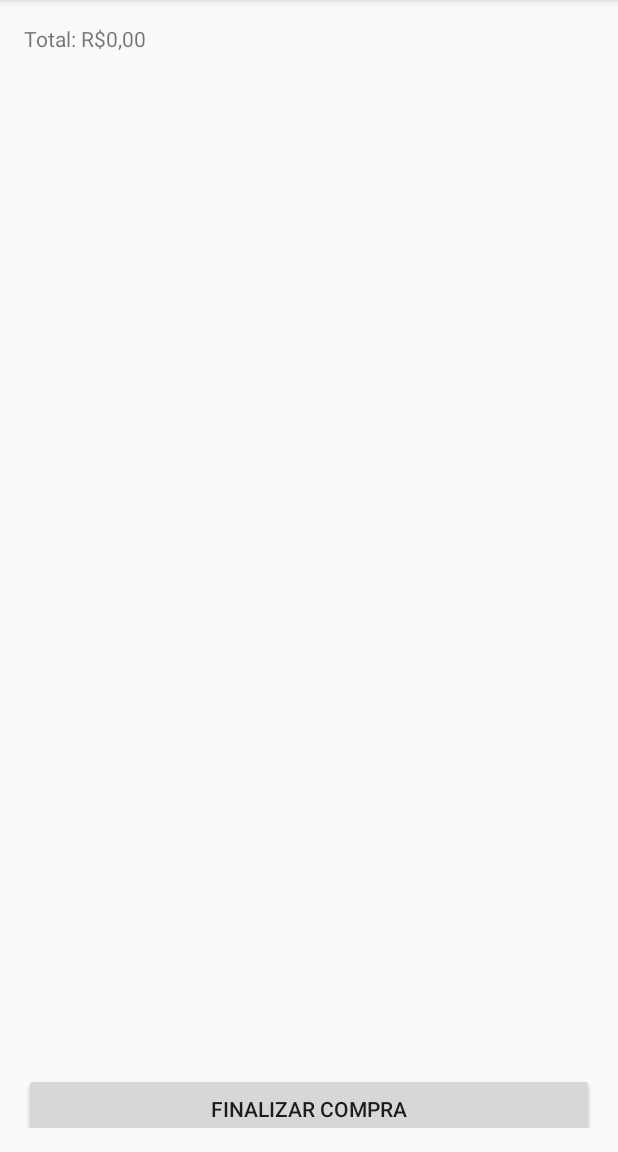
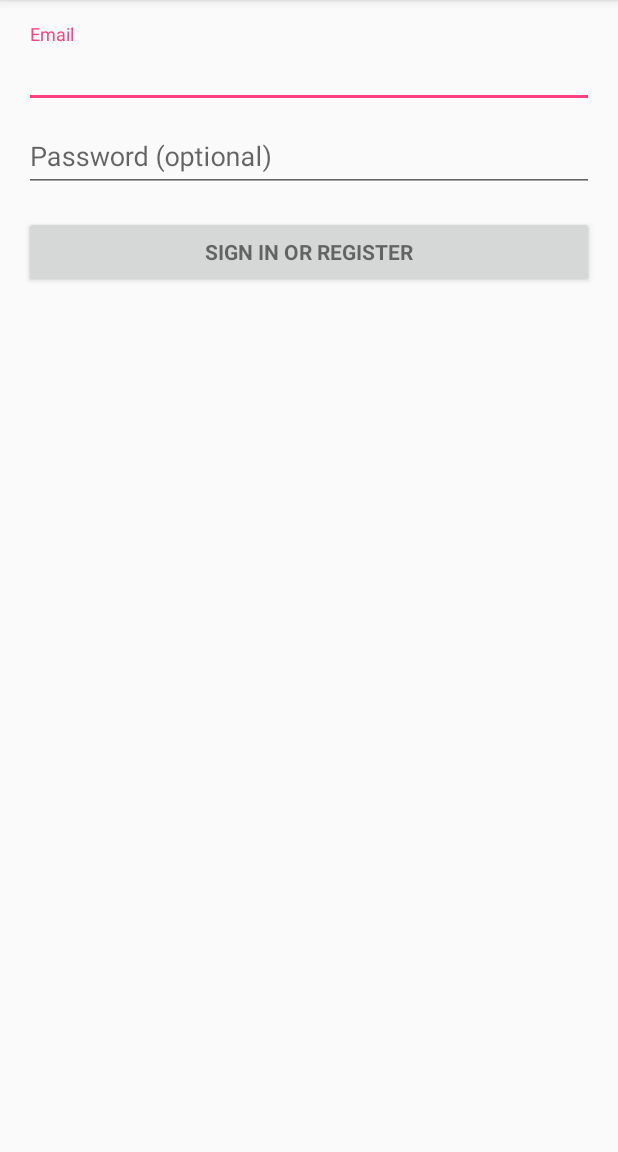
Before and after one commit to lucasrrt/Lista-de-Compras, an Android app: the screen it shows after launch (MainActivity before the commit, LoginActivity after it), on a phone screen of 412 x 824 dp, the part 84-1236 px from its top. Run offline under Robolectric (Android 15) with nearby library versions, the phone set to English and light mode, and no system bars; 2 statements that could not run were skipped.

Commit message:
acrivities created

```diff
--- a/AndroidApp/app/build.gradle
+++ b/AndroidApp/app/build.gradle
@@ -12,7 +12,8 @@ android {
         testInstrumentationRunner "android.support.test.runner.AndroidJUnitRunner"
         jackOptions {
             enabled true
-        }    }
+        }
+    }
     buildTypes {
         release {
             minifyEnabled false
@@ -32,5 +33,6 @@ dependencies {
         exclude group: 'com.android.support', module: 'support-annotations'
     })
     compile 'com.android.support:appcompat-v7:23.4.0'
+    compile 'com.android.support:design:23.4.0'
     testCompile 'junit:junit:4.12'
 }
--- a/AndroidApp/app/src/main/java/io/github/lucasrrt/listadecompra/MainActivity.java
+++ b/AndroidApp/app/src/main/java/io/github/lucasrrt/listadecompra/CompraActivity.java
@@ -14,7 +14,7 @@ import org.json.JSONObject;
 
 import java.util.ArrayList;
 
-public class MainActivity extends AppCompatActivity {
+public class CompraActivity extends AppCompatActivity {
     private ArrayList<JSONObject> shopCart;
 
     @Override
@@ -23,7 +23,7 @@ public class MainActivity extends AppCompatActivity {
 
         shopCart = new ArrayList<JSONObject>();
 
-        setContentView(R.layout.activity_main);
+        setContentView(R.layout.activity_compra);
 
         ListView view = (ListView) findViewById(R.id.output);
 
@@ -35,7 +35,7 @@ public class MainActivity extends AppCompatActivity {
                     stringArray[t] = array.getJSONObject(t).getString("nome");
                 }
                 view.setAdapter(new ArrayAdapter<String>(this,android.R.layout.simple_list_item_1, android.R.id.text1, stringArray));
-                MainActivity activity = this;
+                CompraActivity activity = this;
                 view.setOnItemClickListener(new AdapterView.OnItemClickListener() {
                     @Override
                     public void onItemClick(AdapterView<?> parent, View view, int position, long id) {
@@ -49,7 +49,7 @@ public class MainActivity extends AppCompatActivity {
                 });
             }catch (JSONException e){ }
         };
-        AJAXCall.http("GET","http://192.168.0.21:4567/produtos",null,callback);
+        AJAXCall.get("http://192.168.0.21:4567/produtos",null,callback);
     }
 
 
--- /dev/null
+++ b/AndroidApp/app/src/main/java/io/github/lucasrrt/listadecompra/LoginActivity.java
@@ -0,0 +1,349 @@
+package io.github.lucasrrt.listadecompra;
+
+import android.animation.Animator;
+import android.animation.AnimatorListenerAdapter;
+import android.annotation.TargetApi;
+import android.content.pm.PackageManager;
+import android.support.annotation.NonNull;
+import android.support.design.widget.Snackbar;
+import android.support.v7.app.AppCompatActivity;
+import android.app.LoaderManager.LoaderCallbacks;
+
+import android.content.CursorLoader;
+import android.content.Loader;
+import android.database.Cursor;
+import android.net.Uri;
+import android.os.AsyncTask;
+
+import android.os.Build;
+import android.os.Bundle;
+import android.provider.ContactsContract;
+import android.text.TextUtils;
+import android.view.KeyEvent;
+import android.view.View;
+import android.view.View.OnClickListener;
+import android.view.inputmethod.EditorInfo;
+import android.widget.ArrayAdapter;
+import android.widget.AutoCompleteTextView;
+import android.widget.Button;
+import android.widget.EditText;
+import android.widget.TextView;
+
+import java.util.ArrayList;
+import java.util.List;
+
+import static android.Manifest.permission.READ_CONTACTS;
+
+/**
+ * A login screen that offers login via email/password.
+ */
+public class LoginActivity extends AppCompatActivity implements LoaderCallbacks<Cursor> {
+
+    /**
+     * Id to identity READ_CONTACTS permission request.
+     */
+    private static final int REQUEST_READ_CONTACTS = 0;
+
+    /**
+     * A dummy authentication store containing known user names and passwords.
+     * TODO: remove after connecting to a real authentication system.
+     */
+    private static final String[] DUMMY_CREDENTIALS = new String[]{
+            "foo@example.com:hello", "bar@example.com:world"
+    };
+    /**
+     * Keep track of the login task to ensure we can cancel it if requested.
+     */
+    private UserLoginTask mAuthTask = null;
+
+    // UI references.
+    private AutoCompleteTextView mEmailView;
+    private EditText mPasswordView;
+    private View mProgressView;
+    private View mLoginFormView;
+
+    @Override
+    protected void onCreate(Bundle savedInstanceState) {
+        super.onCreate(savedInstanceState);
+        setContentView(R.layout.activity_login);
+        // Set up the login form.
+        mEmailView = (AutoCompleteTextView) findViewById(R.id.email);
+        populateAutoComplete();
+
+        mPasswordView = (EditText) findViewById(R.id.password);
+        mPasswordView.setOnEditorActionListener(new TextView.OnEditorActionListener() {
+            @Override
+            public boolean onEditorAction(TextView textView, int id, KeyEvent keyEvent) {
+                if (id == R.id.login || id == EditorInfo.IME_NULL) {
+                    attemptLogin();
+                    return true;
+                }
+                return false;
+            }
+        });
+
+        Button mEmailSignInButton = (Button) findViewById(R.id.email_sign_in_button);
+        mEmailSignInButton.setOnClickListener(new OnClickListener() {
+            @Override
+            public void onClick(View view) {
+                attemptLogin();
+            }
+        });
+
+        mLoginFormView = findViewById(R.id.login_form);
+        mProgressView = findViewById(R.id.login_progress);
+    }
+
+    private void populateAutoComplete() {
+        if (!mayRequestContacts()) {
+            return;
+        }
+
+        getLoaderManager().initLoader(0, null, this);
+    }
+
+    private boolean mayRequestContacts() {
+        if (Build.VERSION.SDK_INT < Build.VERSION_CODES.M) {
+            return true;
+        }
+        if (checkSelfPermission(READ_CONTACTS) == PackageManager.PERMISSION_GRANTED) {
+            return true;
+        }
+        if (shouldShowRequestPermissionRationale(READ_CONTACTS)) {
+            Snackbar.make(mEmailView, R.string.permission_rationale, Snackbar.LENGTH_INDEFINITE)
+                    .setAction(android.R.string.ok, new View.OnClickListener() {
+                        @Override
+                        @TargetApi(Build.VERSION_CODES.M)
+                        public void onClick(View v) {
+                            requestPermissions(new String[]{READ_CONTACTS}, REQUEST_READ_CONTACTS);
+                        }
+                    });
+        } else {
+            requestPermissions(new String[]{READ_CONTACTS}, REQUEST_READ_CONTACTS);
+        }
+        return false;
+    }
+
+    /**
+     * Callback received when a permissions request has been completed.
+     */
+    @Override
+    public void onRequestPermissionsResult(int requestCode, @NonNull String[] permissions,
+                                           @NonNull int[] grantResults) {
+        if (requestCode == REQUEST_READ_CONTACTS) {
+            if (grantResults.length == 1 && grantResults[0] == PackageManager.PERMISSION_GRANTED) {
+                populateAutoComplete();
+            }
+        }
+    }
+
+
+    /**
+     * Attempts to sign in or register the account specified by the login form.
+     * If there are form errors (invalid email, missing fields, etc.), the
+     * errors are presented and no actual login attempt is made.
+     */
+    private void attemptLogin() {
+        if (mAuthTask != null) {
+            return;
+        }
+
+        // Reset errors.
+        mEmailView.setError(null);
+        mPasswordView.setError(null);
+
+        // Store values at the time of the login attempt.
+        String email = mEmailView.getText().toString();
+        String password = mPasswordView.getText().toString();
+
+        boolean cancel = false;
+        View focusView = null;
+
+        // Check for a valid password, if the user entered one.
+        if (!TextUtils.isEmpty(password) && !isPasswordValid(password)) {
+            mPasswordView.setError(getString(R.string.error_invalid_password));
+            focusView = mPasswordView;
+            cancel = true;
+        }
+
+        // Check for a valid email address.
+        if (TextUtils.isEmpty(email)) {
+            mEmailView.setError(getString(R.string.error_field_required));
+            focusView = mEmailView;
+            cancel = true;
+        } else if (!isEmailValid(email)) {
+            mEmailView.setError(getString(R.string.error_invalid_email));
+            focusView = mEmailView;
+            cancel = true;
+        }
+
+        if (cancel) {
+            // There was an error; don't attempt login and focus the first
+            // form field with an error.
+            focusView.requestFocus();
+        } else {
+            // Show a progress spinner, and kick off a background task to
+            // perform the user login attempt.
+            showProgress(true);
+            mAuthTask = new UserLoginTask(email, password);
+            mAuthTask.execute((Void) null);
+        }
+    }
+
+    private boolean isEmailValid(String email) {
+        //TODO: Replace this with your own logic
+        return email.contains("@");
+    }
+
+    private boolean isPasswordValid(String password) {
+        //TODO: Replace this with your own logic
+        return password.length() > 4;
+    }
+
+    /**
+     * Shows the progress UI and hides the login form.
+     */
+    @TargetApi(Build.VERSION_CODES.HONEYCOMB_MR2)
+    private void showProgress(final boolean show) {
+        // On Honeycomb MR2 we have the ViewPropertyAnimator APIs, which allow
+        // for very easy animations. If available, use these APIs to fade-in
+        // the progress spinner.
+        if (Build.VERSION.SDK_INT >= Build.VERSION_CODES.HONEYCOMB_MR2) {
+            int shortAnimTime = getResources().getInteger(android.R.integer.config_shortAnimTime);
+
+            mLoginFormView.setVisibility(show ? View.GONE : View.VISIBLE);
+            mLoginFormView.animate().setDuration(shortAnimTime).alpha(
+                    show ? 0 : 1).setListener(new AnimatorListenerAdapter() {
+                @Override
+                public void onAnimationEnd(Animator animation) {
+                    mLoginFormView.setVisibility(show ? View.GONE : View.VISIBLE);
+                }
+            });
+
+            mProgressView.setVisibility(show ? View.VISIBLE : View.GONE);
+            mProgressView.animate().setDuration(shortAnimTime).alpha(
+                    show ? 1 : 0).setListener(new AnimatorListenerAdapter() {
+                @Override
+                public void onAnimationEnd(Animator animation) {
+                    mProgressView.setVisibility(show ? View.VISIBLE : View.GONE);
+                }
+            });
+        } else {
+            // The ViewPropertyAnimator APIs are not available, so simply show
+            // and hide the relevant UI components.
+            mProgressView.setVisibility(show ? View.VISIBLE : View.GONE);
+            mLoginFormView.setVisibility(show ? View.GONE : View.VISIBLE);
+        }
+    }
+
+    @Override
+    public Loader<Cursor> onCreateLoader(int i, Bundle bundle) {
+        return new CursorLoader(this,
+                // Retrieve data rows for the device user's 'profile' contact.
+                Uri.withAppendedPath(ContactsContract.Profile.CONTENT_URI,
+                        ContactsContract.Contacts.Data.CONTENT_DIRECTORY), ProfileQuery.PROJECTION,
+
+                // Select only email addresses.
+                ContactsContract.Contacts.Data.MIMETYPE +
+                        " = ?", new String[]{ContactsContract.CommonDataKinds.Email
+                .CONTENT_ITEM_TYPE},
+
+                // Show primary email addresses first. Note that there won't be
+                // a primary email address if the user hasn't specified one.
+                ContactsContract.Contacts.Data.IS_PRIMARY + " DESC");
+    }
+
+    @Override
+    public void onLoadFinished(Loader<Cursor> cursorLoader, Cursor cursor) {
+        List<String> emails = new ArrayList<>();
+        cursor.moveToFirst();
+        while (!cursor.isAfterLast()) {
+            emails.add(cursor.getString(ProfileQuery.ADDRESS));
+            cursor.moveToNext();
+        }
+
+        addEmailsToAutoComplete(emails);
+    }
+
+    @Override
+    public void onLoaderReset(Loader<Cursor> cursorLoader) {
+
+    }
+
+    private void addEmailsToAutoComplete(List<String> emailAddressCollection) {
+        //Create adapter to tell the AutoCompleteTextView what to show in its dropdown list.
+        ArrayAdapter<String> adapter =
+                new ArrayAdapter<>(LoginActivity.this,
+                        android.R.layout.simple_dropdown_item_1line, emailAddressCollection);
+
+        mEmailView.setAdapter(adapter);
+    }
+
+
+    private interface ProfileQuery {
+        String[] PROJECTION = {
+                ContactsContract.CommonDataKinds.Email.ADDRESS,
+                ContactsContract.CommonDataKinds.Email.IS_PRIMARY,
+        };
+
+        int ADDRESS = 0;
+        int IS_PRIMARY = 1;
+    }
+
+    /**
+     * Represents an asynchronous login/registration task used to authenticate
+     * the user.
+     */
+    public class UserLoginTask extends AsyncTask<Void, Void, Boolean> {
+
+        private final String mEmail;
+        private final String mPassword;
+
+        UserLoginTask(String email, String password) {
+            mEmail = email;
+            mPassword = password;
+        }
+
+        @Override
+        protected Boolean doInBackground(Void... params) {
+            // TODO: attempt authentication against a network service.
+
+            try {
+                // Simulate network access.
+                Thread.sleep(2000);
+            } catch (InterruptedException e) {
+                return false;
+            }
+
+            for (String credential : DUMMY_CREDENTIALS) {
+                String[] pieces = credential.split(":");
+                if (pieces[0].equals(mEmail)) {
+                    // Account exists, return true if the password matches.
+                    return pieces[1].equals(mPassword);
+                }
+            }
+
+            // TODO: register the new account here.
+            return true;
+        }
+
+        @Override
+        protected void onPostExecute(final Boolean success) {
+            mAuthTask = null;
+            showProgress(false);
+
+            if (success) {
+                finish();
+            } else {
+                mPasswordView.setError(getString(R.string.error_incorrect_password));
+                mPasswordView.requestFocus();
+            }
+        }
+
+        @Override
+        protected void onCancelled() {
+            mAuthTask = null;
+            showProgress(false);
+        }
+    }
+}
--- a/AndroidApp/app/src/main/res/layout/activity_main.xml
+++ b/AndroidApp/app/src/main/res/layout/activity_compra.xml
@@ -9,7 +9,7 @@
     android:paddingRight="@dimen/activity_horizontal_margin"
     android:paddingTop="@dimen/activity_vertical_margin"
     android:paddingBottom="@dimen/activity_vertical_margin"
-    tools:context="io.github.lucasrrt.listadecompra.MainActivity">
+    tools:context="io.github.lucasrrt.listadecompra.CompraActivity">
 
     <LinearLayout
         android:layout_width="match_parent"
--- /dev/null
+++ b/AndroidApp/app/src/main/res/layout/activity_login.xml
@@ -0,0 +1,77 @@
+<LinearLayout xmlns:android="http://schemas.android.com/apk/res/android"
+    xmlns:tools="http://schemas.android.com/tools"
+    android:layout_width="match_parent"
+    android:layout_height="match_parent"
+    android:gravity="center_horizontal"
+    android:orientation="vertical"
+    android:paddingBottom="@dimen/activity_vertical_margin"
+    android:paddingLeft="@dimen/activity_horizontal_margin"
+    android:paddingRight="@dimen/activity_horizontal_margin"
+    android:paddingTop="@dimen/activity_vertical_margin"
+    tools:context="io.github.lucasrrt.listadecompra.LoginActivity">
+
+    <!-- Login progress -->
+    <ProgressBar
+        android:id="@+id/login_progress"
+        style="?android:attr/progressBarStyleLarge"
+        android:layout_width="wrap_content"
+        android:layout_height="wrap_content"
+        android:layout_marginBottom="8dp"
+        android:visibility="gone" />
+
+    <ScrollView
+        android:id="@+id/login_form"
+        android:layout_width="match_parent"
+        android:layout_height="match_parent">
+
+        <LinearLayout
+            android:id="@+id/email_login_form"
+            android:layout_width="match_parent"
+            android:layout_height="wrap_content"
+            android:orientation="vertical">
+
+            <android.support.design.widget.TextInputLayout
+                android:layout_width="match_parent"
+                android:layout_height="wrap_content">
+
+                <AutoCompleteTextView
+                    android:id="@+id/email"
+                    android:layout_width="match_parent"
+                    android:layout_height="wrap_content"
+                    android:hint="@string/prompt_email"
+                    android:inputType="textEmailAddress"
+                    android:maxLines="1"
+                    android:singleLine="true" />
+
+            </android.support.design.widget.TextInputLayout>
+
+            <android.support.design.widget.TextInputLayout
+                android:layout_width="match_parent"
+                android:layout_height="wrap_content">
+
+                <EditText
+                    android:id="@+id/password"
+                    android:layout_width="match_parent"
+                    android:layout_height="wrap_content"
+                    android:hint="@string/prompt_password"
+                    android:imeActionId="@+id/login"
+                    android:imeActionLabel="@string/action_sign_in_short"
+                    android:imeOptions="actionUnspecified"
+                    android:inputType="textPassword"
+                    android:maxLines="1"
+                    android:singleLine="true" />
+
+            </android.support.design.widget.TextInputLayout>
+
+            <Button
+                android:id="@+id/email_sign_in_button"
+                style="?android:textAppearanceSmall"
+                android:layout_width="match_parent"
+                android:layout_height="wrap_content"
+                android:layout_marginTop="16dp"
+                android:text="@string/action_sign_in"
+                android:textStyle="bold" />
+
+        </LinearLayout>
+    </ScrollView>
+</LinearLayout>
--- a/AndroidApp/app/src/main/res/values/strings.xml
+++ b/AndroidApp/app/src/main/res/values/strings.xml
@@ -1,3 +1,17 @@
 <resources>
     <string name="app_name">Lista de Compra</string>
+    <string name="title_activity_login">Sign in</string>
+
+    <!-- Strings related to login -->
+    <string name="prompt_email">Email</string>
+    <string name="prompt_password">Password (optional)</string>
+    <string name="action_sign_in">Sign in or register</string>
+    <string name="action_sign_in_short">Sign in</string>
+    <string name="error_invalid_email">This email address is invalid</string>
+    <string name="error_invalid_password">This password is too short</string>
+    <string name="error_incorrect_password">This password is incorrect</string>
+    <string name="error_field_required">This field is required</string>
+    <string name="permission_rationale">"Contacts permissions are needed for providing email
+        completions."
+    </string>
 </resources>
```
Also changed, not shown: AndroidApp/app/src/main/AndroidManifest.xml (+13 -3 lines), AndroidApp/app/src/main/java/io/github/lucasrrt/listadecompra/MenuActivity.java (added, +13 -0 lines), AndroidApp/app/src/main/java/io/github/lucasrrt/listadecompra/RelatorioActivity.java (added, +13 -0 lines), AndroidApp/app/src/main/res/layout/activity_menu.xml (added, +13 -0 lines), AndroidApp/app/src/main/res/layout/activity_relatorio.xml (added, +13 -0 lines).
